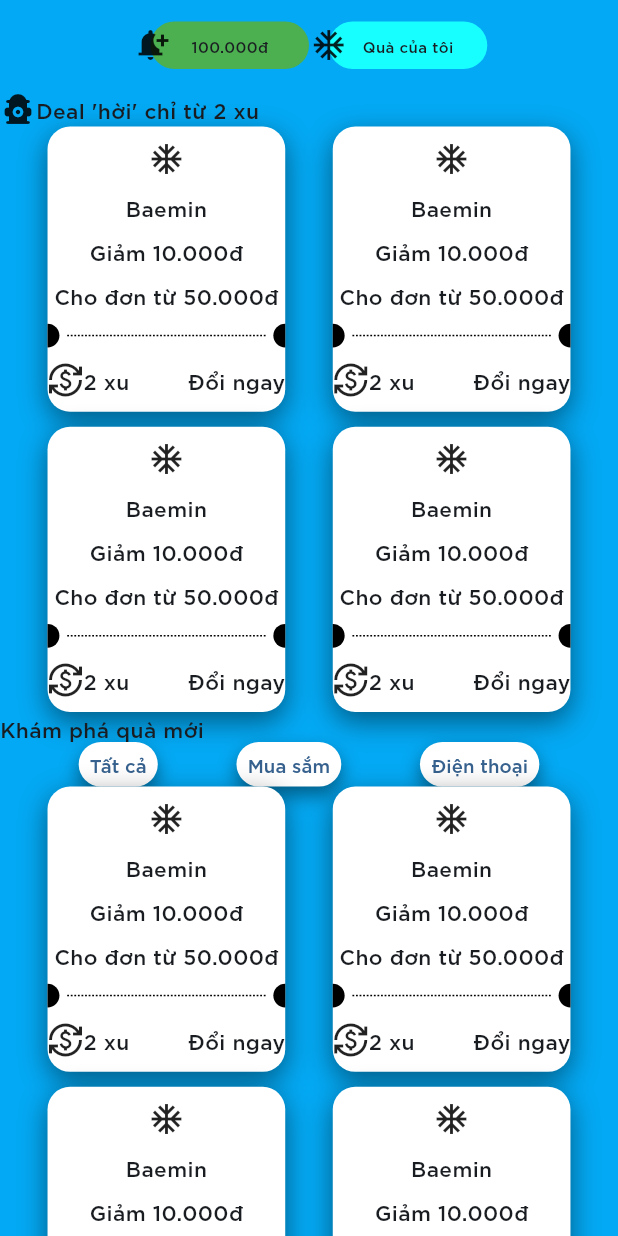
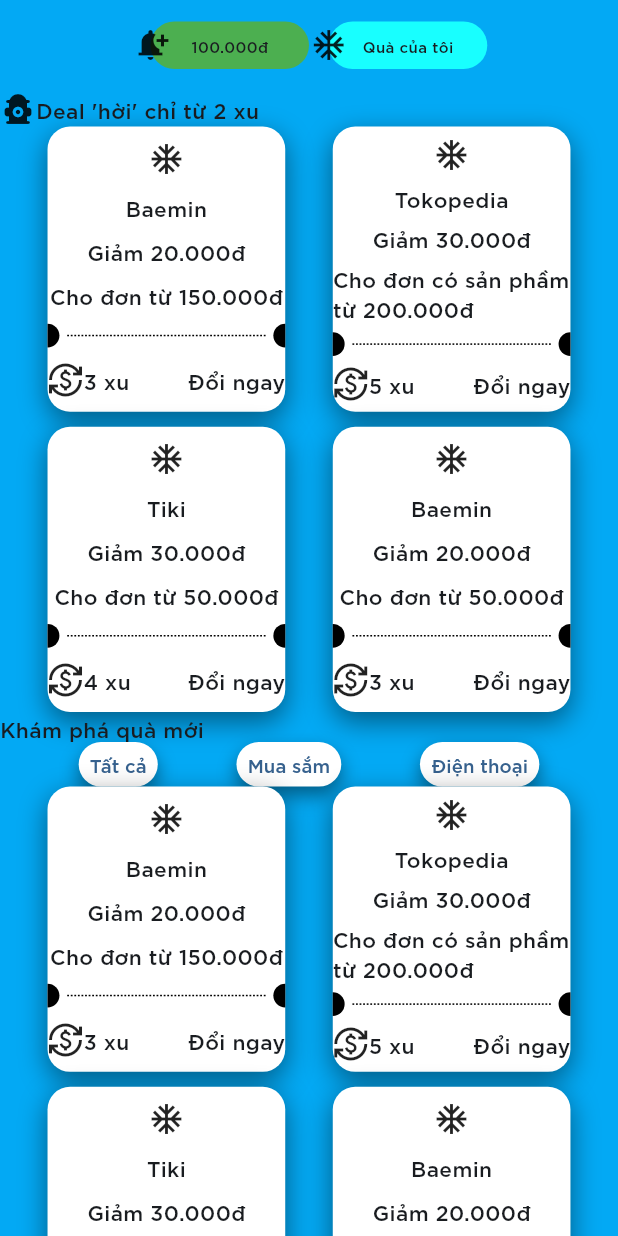
Before and after one commit to hiepchau/EwalletFlutterUI, a Flutter app: the PromoPage widget shown alone on an empty page, opened directly, on a phone screen of 412 x 824 dp. Run offline on Flutter 3.47's test engine with Material 2 defaults, Android fonts, the phone set to English and light mode, and no system bars; our stand-ins replace animated_bottom_navigation_bar, barcode_widget, expandable_page_view, flutter_countdown_timer, flutter_font_icons, font_awesome_flutter; missing offline and left inert: barcode_scan2; network calls fail.

Commit message:
Add promo tab handler

```diff
--- a/lib/pages/promo_page.dart
+++ b/lib/pages/promo_page.dart
@@ -1,3 +1,5 @@
+import 'dart:math';
+
 import 'package:ewallet/pages/notification_page.dart';
 import 'package:ewallet/pages/widgets/ad_mini_panel.dart';
 import 'package:ewallet/pages/widgets/icon_label.dart';
@@ -9,43 +11,92 @@ import 'package:ewallet/utils/widget_utils.dart';
 import 'package:flutter/material.dart';
 import 'package:flutter/widgets.dart';
 
-class PromoPage extends StatelessWidget {
-  const PromoPage({Key? key}) : super(key: key);
+class Promo {
+  final String title;
+  final String subTitle;
+  final String description;
+  final String price;
+  final String actionTitle;
+
+  Promo(this.title, this.subTitle, this.description, this.price,
+      this.actionTitle);
+
+  static List<Promo> generateRandomPromos(int count) {
+    final random = Random();
+    final titles = [
+      'Baemin',
+      'Grab',
+      'Shopee',
+      'Tiki',
+      'Lazada',
+      'Zalora',
+      'Traveloka',
+      'Gojek',
+      'Tokopedia',
+      'Bukalapak'
+    ];
+    final subTitles = [
+      'Giảm 10.000đ',
+      'Giảm 20.000đ',
+      'Giảm 30.000đ',
+      'Giảm 10%',
+    ];
+    final descriptions = [
+      'Cho đơn từ 50.000đ',
+      'Cho đơn từ 100.000đ',
+      'Cho đơn từ 150.000đ',
+      'Cho đơn có sản phầm từ 200.000đ',
+    ];
+    final prices = [
+      '2 xu',
+      '3 xu',
+      '4 xu',
+      '5 xu',
+    ];
+    final actionTitles = ['Đổi ngay'];
+    final result = <Promo>[];
+    for (int i = 0; i < count; i++) {
+      final title = titles[random.nextInt(titles.length)];
+      final subTitle = subTitles[random.nextInt(subTitles.length)];
+      final description = descriptions[random.nextInt(descriptions.length)];
+      final price = prices[random.nextInt(prices.length)];
+      final actionTitle = actionTitles[random.nextInt(actionTitles.length)];
+      result.add(Promo(title, subTitle, description, price, actionTitle));
+    }
+    return result;
+  }
+
+  Widget toWidget() {
+    return PromoItem(
+      title: title,
+      subTitle: subTitle,
+      description: description,
+      price: price,
+      actionTitle: actionTitle,
+    );
+  }
+}
+
+class _PromoTab extends StatefulWidget {
+  const _PromoTab({Key? key}) : super(key: key);
+
+  @override
+  State<_PromoTab> createState() => _PromoTabState();
+}
+
+class _PromoTabState extends State<_PromoTab> {
+  final List<List<Promo>> _hotPromos = [
+    Promo.generateRandomPromos(4),
+    Promo.generateRandomPromos(6),
+    Promo.generateRandomPromos(3),
+  ];
+  int _promoIndex = 0;
+
+  final _hotDealPromo = Promo.generateRandomPromos(4);
 
   @override
   Widget build(BuildContext context) {
-    return SafeArea(
-        child: Stack(
-      children: [
-        Container(
-          decoration: const BoxDecoration(color: Colors.lightBlue),
-        ),
-        Column(
-          children: [
-            Expanded(
-                flex: 53,
-                child: LayoutBuilder(
-                  builder: (context, constraints) {
-                    final width = constraints.maxWidth;
-
-                    final iconWidth = width * 25 / 390;
-                    final contentWidth = width * 100 / 390;
-
-                    final fontSize = 10.0;
-
-                    return Row(
-                        mainAxisAlignment: MainAxisAlignment.center,
-                        children: [
-                          decorateFlexButton(iconWidth, fontSize, contentWidth,
-                              Icons.notification_add, '100.000đ', Colors.green),
-                          decorateFlexButton(iconWidth, fontSize, contentWidth,
-                              Icons.ac_unit, 'Quà của tôi', Colors.cyanAccent)
-                        ]);
-                  },
-                )),
-            Expanded(
-                flex: 670,
-                child: LayoutBuilder(
+    return LayoutBuilder(
       builder: (context, constraints) {
         final width = constraints.maxWidth;
         final height = constraints.maxHeight;
@@ -57,21 +108,10 @@ class PromoPage extends StatelessWidget {
                 width,
                 promoItemWidth,
                 2,
-                            List.generate(
-                                4,
-                                (index) => SizedBox(
-                                    width: promoItemWidth, child: PromoItem())))
-                        .map((e) => Row(children: e))
-                        .toList();
-
-                    final hotPromoRows = WidgetUtils.rowEvenlyWidthDivideWrap(
-                            width,
-                            promoItemWidth,
-                            2,
-                            List.generate(
-                                4,
-                                (index) => SizedBox(
-                                    width: promoItemWidth, child: PromoItem())))
+                _hotDealPromo
+                    .map((e) =>
+                        SizedBox(width: promoItemWidth, child: e.toWidget()))
+                    .toList())
             .map((e) => Row(children: e))
             .toList();
 
@@ -93,22 +133,40 @@ class PromoPage extends StatelessWidget {
             Row(
               mainAxisAlignment: MainAxisAlignment.spaceEvenly,
               children: [
-                            buildRoundButton(buttonHeight, 'Tất cả', () {}),
-                            buildRoundButton(buttonHeight, 'Mua sắm', () {}),
-                            buildRoundButton(buttonHeight, 'Điện thoại', () {}),
+                buildRoundButton(buttonHeight, 'Tất cả', () {
+                  setState(() {
+                    _promoIndex = 0;
+                  });
+                }),
+                buildRoundButton(buttonHeight, 'Mua sắm', () {
+                  setState(() {
+                    _promoIndex = 1;
+                  });
+                }),
+                buildRoundButton(buttonHeight, 'Điện thoại', () {
+                  setState(() {
+                    _promoIndex = 2;
+                  });
+                }),
               ],
             ),
             Column(
-                            children: ListUtils.join(hotPromoRows,
+                children: ListUtils.join(
+                    WidgetUtils.rowEvenlyWidthDivideWrap(
+                            width,
+                            promoItemWidth,
+                            2,
+                            _hotPromos[_promoIndex]
+                                .map((e) => SizedBox(
+                                    width: promoItemWidth, child: e.toWidget()))
+                                .toList())
+                        .map((e) => Row(children: e))
+                        .toList(),
                     (_) => const SizedBox(height: 10))),
           ],
         );
       },
-                )),
-          ],
-        )
-      ],
-    ));
+    );
   }
 
   Widget buildRoundButton(
@@ -137,9 +195,92 @@ class PromoPage extends StatelessWidget {
       ),
     );
   }
+}
 
-  Widget decorateFlexButton(double iconWidth, double fontSize,
-      double contentWidth, IconData icon, String text, Color color) {
+class PromoPage extends StatefulWidget {
+  const PromoPage({Key? key}) : super(key: key);
+
+  @override
+  State<PromoPage> createState() => _PromoPageState();
+}
+
+class _PromoPageState extends State<PromoPage> with TickerProviderStateMixin {
+  late TabController _tabController;
+
+  @override
+  void initState() {
+    super.initState();
+    _tabController = TabController(initialIndex: 0, length: 2, vsync: this);
+  }
+
+  @override
+  Widget build(BuildContext context) {
+    return SafeArea(
+        child: Stack(
+      children: [
+        Container(
+          decoration: const BoxDecoration(color: Colors.lightBlue),
+        ),
+        Column(
+          children: [
+            Expanded(
+                flex: 53,
+                child: LayoutBuilder(
+                  builder: (context, constraints) {
+                    final width = constraints.maxWidth;
+
+                    final iconWidth = width * 25 / 390;
+                    final contentWidth = width * 100 / 390;
+
+                    final fontSize = 10.0;
+
+                    return Row(
+                        mainAxisAlignment: MainAxisAlignment.center,
+                        children: [
+                          decorateFlexButton(
+                              iconWidth,
+                              fontSize,
+                              contentWidth,
+                              Icons.notification_add,
+                              '100.000đ',
+                              Colors.green, () {
+                            setState(() {
+                              _tabController.index = 0;
+                            });
+                          }),
+                          decorateFlexButton(
+                              iconWidth,
+                              fontSize,
+                              contentWidth,
+                              Icons.ac_unit,
+                              'Quà của tôi',
+                              Colors.cyanAccent, () {
+                            setState(() {
+                              _tabController.index = 1;
+                            });
+                          })
+                        ]);
+                  },
+                )),
+            Expanded(
+                flex: 670,
+                child: TabBarView(
+                    controller: _tabController,
+                    children: const [_PromoTab(), _PromoTab()])),
+          ],
+        )
+      ],
+    ));
+  }
+
+  Widget decorateFlexButton(
+      double iconWidth,
+      double fontSize,
+      double contentWidth,
+      IconData icon,
+      String text,
+      Color color,
+      void Function()? onTap) {
     return buildFlexButton(
         Icon(icon),
         iconWidth,
@@ -151,15 +292,18 @@ class PromoPage extends StatelessWidget {
             child: Center(
               child: Text(text, style: TextStyle(fontSize: fontSize)),
             )),
-        contentWidth);
+        contentWidth,
+        onTap);
   }
 
-  Widget buildFlexButton(
-      Widget flex, double flexWidth, Widget content, double contentWidth) {
+  Widget buildFlexButton(Widget flex, double flexWidth, Widget content,
+      double contentWidth, void Function()? onTap) {
     double flexOver = flexWidth * 0.5;
     double flexRemain = flexWidth - flexOver;
     return SizedBox(
       width: flexRemain + contentWidth,
+      child: GestureDetector(
+        onTap: onTap,
         child: Stack(
           children: [
             Align(
@@ -181,6 +325,7 @@ class PromoPage extends StatelessWidget {
             ),
           ],
         ),
+      ),
     );
   }
 }
--- a/lib/pages/widgets/promo_item.dart
+++ b/lib/pages/widgets/promo_item.dart
@@ -34,7 +34,20 @@ class _DashedLine extends StatelessWidget {
 }
 
 class PromoItem extends StatelessWidget {
-  const PromoItem({Key? key}) : super(key: key);
+  final String title;
+  final String subTitle;
+  final String description;
+  final String price;
+  final String actionTitle;
+
+  const PromoItem(
+      {Key? key,
+        required this.title,
+        required this.subTitle,
+        required this.description,
+        this.price = '',
+        required this.actionTitle})
+      : super(key: key);
 
   @override
   Widget build(BuildContext context) {
@@ -63,9 +76,9 @@ class PromoItem extends StatelessWidget {
                   mainAxisAlignment: MainAxisAlignment.spaceEvenly,
                   children: [
                     Icon(Icons.ac_unit),
-                    Text('Baemin'),
-                    Text('Giảm 10.000đ'),
-                    Text('Cho đơn từ 50.000đ'),
+                    Text(title),
+                    Text(subTitle),
+                    Text(description),
                     Row(
                         mainAxisAlignment: MainAxisAlignment.spaceBetween,
                         children: [
@@ -80,9 +93,9 @@ class PromoItem extends StatelessWidget {
                                   ))),
                           const Expanded(
                               child: Padding(
-                            padding: EdgeInsets.only(left: 4, right: 4),
-                            child: _DashedLine(),
-                          )),
+                                padding: EdgeInsets.only(left: 4, right: 4),
+                                child: _DashedLine(),
+                              )),
                           Container(
                               height: decorateHeight,
                               width: decorateHeight / 2,
@@ -103,13 +116,13 @@ class PromoItem extends StatelessWidget {
                             child: Row(
                               children: [
                                 Icon(Icons.currency_exchange),
-                                Text('2 xu')
+                                Text(price)
                               ],
                             ),
                           ),
                           Align(
                               alignment: Alignment.centerRight,
-                              child: Text('Đổi ngay'))
+                              child: Text(actionTitle))
                         ],
                       ),
                     )
```
Lines whose indentation alone changed are shown as unchanged.
